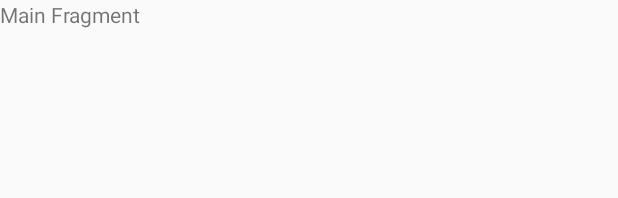
After one commit to ornatesol/sevim-fahrschule-android, an Android app: the layout fragment_main.xml on its own in the app's theme, with its tools: preview values and no code run, on a phone screen of 412 x 824 dp. The commit adds this screen. Shown: the top 198 px of the screen. Run offline under Robolectric (Android 15) with nearby library versions, the phone set to English and light mode, and no system bars.

Commit message:
Base Classes added, Fragment introduced

```diff
--- /dev/null
+++ b/app/src/main/res/layout/fragment_main.xml
@@ -0,0 +1,12 @@
+<?xml version="1.0" encoding="utf-8"?>
+<RelativeLayout
+    xmlns:android="http://schemas.android.com/apk/res/android"
+    android:layout_width="match_parent"
+    android:layout_height="match_parent">
+
+    <TextView
+        android:layout_width="match_parent"
+        android:layout_height="wrap_content"
+        android:text="Main Fragment" />
+
+</RelativeLayout>
```
Also changed, not shown: app/src/main/java/com/fahrschule/sevim/activities/BaseActivity.java (added, +118 -0 lines), app/src/main/java/com/fahrschule/sevim/activities/MainActivity.java (+9 -79 lines), app/src/main/java/com/fahrschule/sevim/fragments/BaseFragment.java (added, +25 -0 lines), app/src/main/java/com/fahrschule/sevim/fragments/MainFragment.java (added, +27 -0 lines), app/src/main/res/layout/activity_main.xml (+5 -7 lines), app/src/main/res/layout/app_bar_main.xml (+10 -8 lines).
